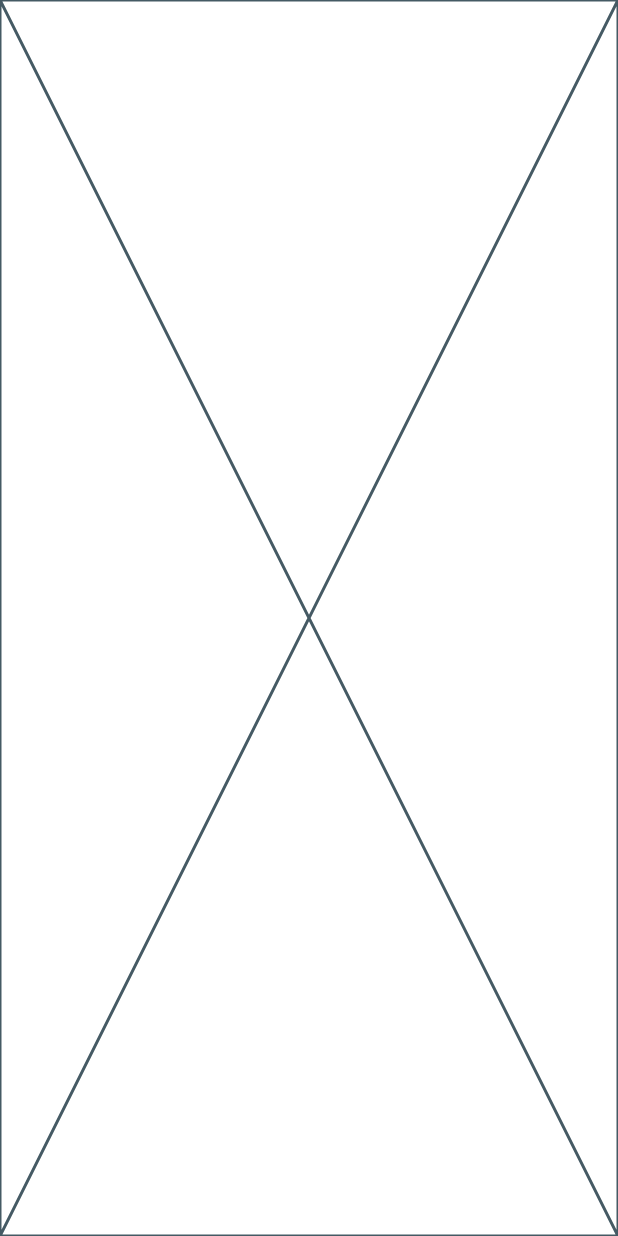
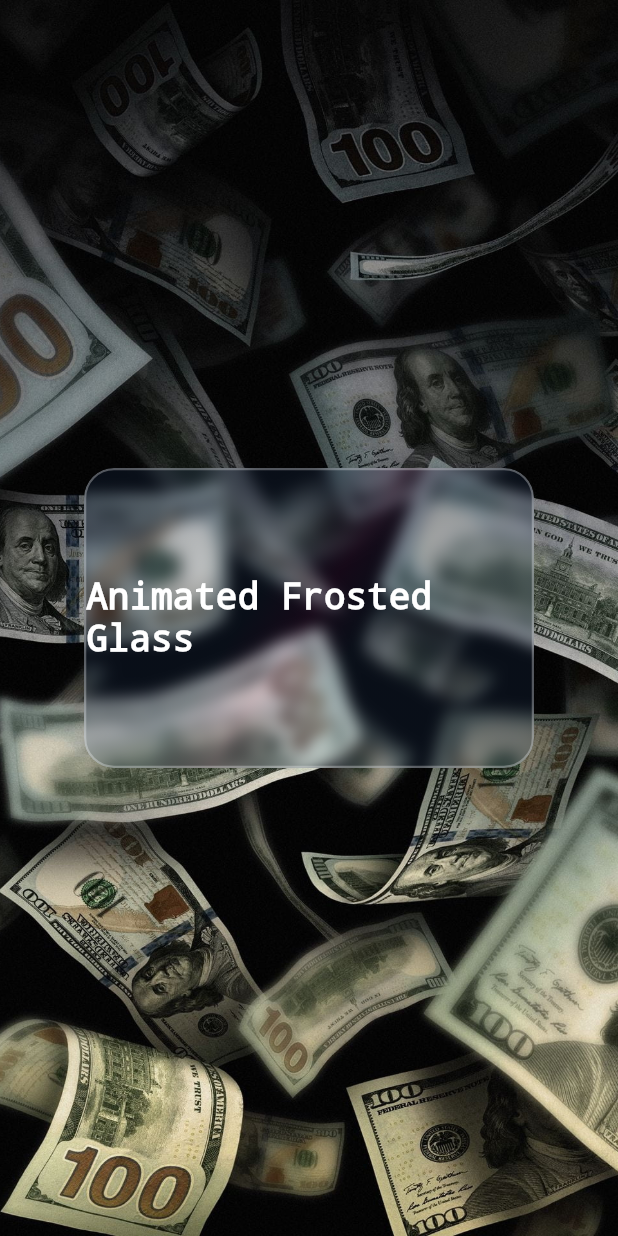
Before and after one commit to Yash05080/IntelliSpend, a Flutter app: the screen it shows after launch, on a phone screen of 412 x 824 dp. Run offline on Flutter 3.47's test engine with Material 3 defaults, Android fonts, the phone set to English and light mode, and no system bars.

Commit message:
frosted container with animated gradient in it.

```diff
--- /dev/null
+++ b/lib/frosted.dart
@@ -0,0 +1,100 @@
+import 'dart:ui';
+
+import 'package:flutter/material.dart';
+
+class FrostedContainer extends StatefulWidget {
+  @override
+  _FrostedContainerState createState() => _FrostedContainerState();
+}
+
+class _FrostedContainerState extends State<FrostedContainer>
+    with SingleTickerProviderStateMixin {
+  late AnimationController _controller;
+  late Animation<Alignment> _animation;
+
+  @override
+  void initState() {
+    super.initState();
+    _controller = AnimationController(
+      duration: const Duration(seconds: 3),
+      vsync: this,
+    )..repeat(reverse: true);
+
+    _animation = Tween<Alignment>(
+      begin: Alignment.topLeft,
+      end: Alignment.bottomRight,
+    ).animate(_controller);
+  }
+
+  @override
+  void dispose() {
+    _controller.dispose();
+    super.dispose();
+  }
+
+  @override
+  Widget build(BuildContext context) {
+    return Stack(
+      children: <Widget>[
+        // Background image
+        Container(
+          decoration: BoxDecoration(
+            image: DecorationImage(
+              image: AssetImage(
+                  'assets/backgrounds/dollars.jpg'), // Change this to your background image
+              fit: BoxFit.cover,
+            ),
+          ),
+        ),
+        // Frosted glass container with animated gradient
+        Center(
+          child: ClipRRect(
+            borderRadius: BorderRadius.circular(20.0),
+            child: BackdropFilter(
+              filter: ImageFilter.blur(sigmaX: 5.0, sigmaY: 5.0),
+              child: AnimatedBuilder(
+                animation: _controller,
+                builder: (context, child) {
+                  return Container(
+                    width: 300.0,
+                    height: 200.0,
+                    decoration: BoxDecoration(
+                      gradient: LinearGradient(
+                        colors: [
+                          Colors.blueAccent.withOpacity(0.4),
+                          Colors.purpleAccent.withOpacity(0.4),
+                          Colors.blueAccent.withOpacity(0.4),
+                        ],
+                        stops: [0.0, 0.5, 1.0],
+                        begin: _animation.value,
+                        end:
+                            Alignment(-_animation.value.x, -_animation.value.y),
+                      ),
+                      color: Colors.white.withOpacity(0.2),
+                      borderRadius: BorderRadius.circular(20.0),
+                      border: Border.all(
+                        color: Colors.white.withOpacity(0.3),
+                        width: 1.5,
+                      ),
+                    ),
+                    child: Center(
+                      child: Text(
+                        'Animated Frosted Glass',
+                        style: TextStyle(
+                          fontSize: 24.0,
+                          color: Colors.white,
+                          fontWeight: FontWeight.bold,
+                          decoration: TextDecoration.none,
+                        ),
+                      ),
+                    ),
+                  );
+                },
+              ),
+            ),
+          ),
+        ),
+      ],
+    );
+  }
+}
--- a/lib/main.dart
+++ b/lib/main.dart
@@ -1,4 +1,5 @@
 import 'package:flutter/material.dart';
+import 'package:keep_the_count/frosted.dart';
 import 'package:keep_the_count/homepage.dart';
 
 void main() {
@@ -8,7 +9,6 @@ void main() {
 class MyApp extends StatelessWidget {
   const MyApp({super.key});
 
-  // This widget is the root of your application.
   @override
   Widget build(BuildContext context) {
     return MaterialApp(
@@ -17,7 +17,7 @@ class MyApp extends StatelessWidget {
         colorScheme: ColorScheme.fromSeed(seedColor: Colors.deepPurple),
         useMaterial3: true,
       ),
-      home: MyHomePage(),
+      home: FrostedContainer(),
     );
   }
 }
--- a/pubspec.yaml
+++ b/pubspec.yaml
@@ -59,7 +59,9 @@ flutter:
   uses-material-design: true
 
   # To add assets to your application, add an assets section, like this:
-  # assets:
+  assets:
+    - assets/images/
+    - assets/backgrounds/
   #   - images/a_dot_burr.jpeg
   #   - images/a_dot_ham.jpeg
 
```
Also changed, not shown: lib/homepage.dart (+48 -1 lines), assets/backgrounds/dollars.jpg (added).
